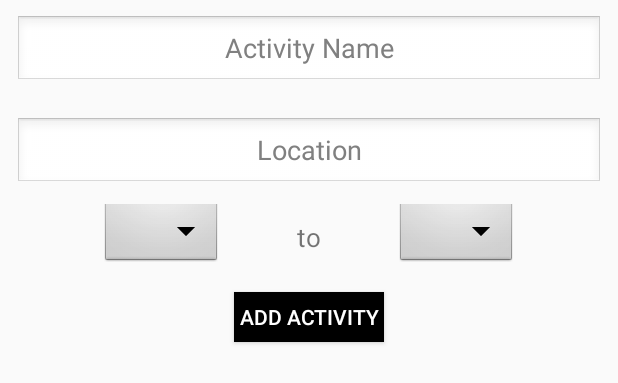
After one commit to hchittanuru3/EasyEat, an Android app: the layout activities_popup.xml on its own in the app's theme, with its tools: preview values and no code run, on a phone screen of 412 x 824 dp. The commit adds this screen. Shown: the top 383 px of the screen. Run offline under Robolectric (Android 15) with nearby library versions, the phone set to English and light mode, and no system bars.

Commit message:
added popup for activities

```diff
--- a/app/src/main/AndroidManifest.xml
+++ b/app/src/main/AndroidManifest.xml
@@ -12,15 +12,16 @@
         <activity android:name=".MainActivity">
             <intent-filter>
                 <action android:name="android.intent.action.MAIN" />
+
                 <category android:name="android.intent.category.LAUNCHER" />
             </intent-filter>
         </activity>
         <activity android:name=".homeScreen" />
         <activity android:name=".loginScreen" />
         <activity android:name=".TimesScreen" />
-        <activity android:name=".preferredTimes"></activity>
-        <activity android:name=".activitiesScreen"></activity>
-        <activity android:name=".sortedScreen"></activity>
+        <activity android:name=".preferredTimes" />
+        <activity android:name=".activitiesScreen" />
+        <activity android:name=".sortedScreen" />
+    </application>
 
-    </application>
 </manifest>
--- a/app/src/main/java/com/example/hemanthc98/hackgt/MainActivity.java
+++ b/app/src/main/java/com/example/hemanthc98/hackgt/MainActivity.java
@@ -33,9 +33,8 @@ import java.security.NoSuchAlgorithmException;
                     String message = "You must agree to terms and conditions before proceeding.";
                     new AlertDialog.Builder(MainActivity.this)
                                    .setMessage(message)
-                                   .setTitle(title);
-
-
+                                   .setTitle(title)
+                                   .setPositiveButton("OK", null);
                 }
                 String str = name.getText().toString();
                 String mail = email.getText().toString();
--- a/app/src/main/java/com/example/hemanthc98/hackgt/activitiesScreen.java
+++ b/app/src/main/java/com/example/hemanthc98/hackgt/activitiesScreen.java
@@ -1,13 +1,49 @@
 package com.example.hemanthc98.hackgt;
 
+import android.app.Activity;
+import android.app.Dialog;
+import android.content.Context;
 import android.support.v7.app.AppCompatActivity;
 import android.os.Bundle;
+import android.view.View;
+import android.widget.Button;
+import android.widget.EditText;
+import android.widget.ListView;
+import android.widget.Spinner;
 
 public class activitiesScreen extends AppCompatActivity {
+    final Context context = this;
+    Button add = (Button) findViewById(R.id.add);
+    EditText date = (EditText) findViewById(R.id.date);
+    ListView list = (ListView) findViewById(R.id.list);
 
     @Override
     protected void onCreate(Bundle savedInstanceState) {
         super.onCreate(savedInstanceState);
         setContentView(R.layout.activity_activities_screen);
+        add.setOnClickListener(new View.OnClickListener() {
+            @Override
+            public void onClick(View view) {
+                String finDate = date.getText().toString();
+                final Dialog dialog = new Dialog(context);
+                dialog.setContentView(R.layout.activities_popup);
+                dialog.setTitle("Add New Activity");
+                final EditText name = (EditText) findViewById(R.id.name);
+                final EditText location = (EditText) findViewById(R.id.location);
+                final Spinner firstChoice = (Spinner) findViewById(R.id.time1);
+                final Spinner secChoice = (Spinner) findViewById(R.id.time2);
+                Button btn = (Button) findViewById(R.id.btn);
+                btn.setOnClickListener(new View.OnClickListener() {
+                    @Override
+                    public void onClick(View view) {
+                        String act = name.getText().toString();
+                        String loc = location.getText().toString();
+                        dialog.dismiss();
+                    }
+                });
+                dialog.show();
+            }
+        });
     }
+
 }
--- /dev/null
+++ b/app/src/main/res/layout/activities_popup.xml
@@ -0,0 +1,82 @@
+<?xml version="1.0" encoding="utf-8"?>
+<LinearLayout xmlns:android="http://schemas.android.com/apk/res/android"
+    android:layout_width="fill_parent"
+    android:layout_height="fill_parent"
+    android:orientation="vertical">
+
+    <EditText
+        android:layout_width="match_parent"
+        android:layout_height="wrap_content"
+        android:layout_marginLeft="10dp"
+        android:layout_marginRight="10dp"
+        android:theme="@android:style/Theme.Light"
+        android:layout_marginBottom="10dp"
+        android:layout_marginTop="10dp"
+        android:hint="Activity Name"
+        android:layout_centerInParent="true"
+        android:gravity="center"
+        android:id="@+id/name"/>
+
+    <EditText
+        android:layout_width="match_parent"
+        android:layout_height="wrap_content"
+        android:layout_marginLeft="10dp"
+        android:layout_marginRight="10dp"
+        android:theme="@android:style/Theme.Light"
+        android:layout_marginBottom="10dp"
+        android:layout_marginTop="10dp"
+        android:hint="Location"
+        android:layout_centerInParent="true"
+        android:gravity="center"
+        android:id="@+id/location"/>
+
+    <LinearLayout
+        android:layout_width="wrap_content"
+        android:layout_height="wrap_content"
+        android:layout_gravity="center"
+        android:orientation="horizontal"
+        >
+
+
+        <Spinner
+            android:layout_width="wrap_content"
+            android:layout_height="wrap_content"
+            android:layout_marginLeft="10dp"
+            android:theme="@android:style/Theme.Light"
+            android:layout_marginRight="50dp"
+            android:layout_marginBottom="10dp"
+            android:layout_gravity="center_vertical"
+            android:id="@+id/time1"
+            />
+
+        <TextView
+            android:layout_width="wrap_content"
+            android:layout_height="wrap_content"
+            android:text="to"
+            android:textSize="17sp"
+            android:layout_marginTop="10dp"
+            />
+
+        <Spinner
+            android:layout_width="wrap_content"
+            android:layout_height="wrap_content"
+            android:layout_marginLeft="50dp"
+            android:layout_marginRight="10dp"
+            android:theme="@android:style/Theme.Light"
+            android:layout_marginBottom="10dp"
+            android:layout_gravity="center_vertical"
+            android:id="@+id/time2"
+            />
+
+    </LinearLayout>
+
+    <Button
+        android:layout_width="100dp"
+        android:layout_height="33dp"
+        android:background="@android:color/black"
+        android:text="Add Activity"
+        android:textColor="@android:color/white"
+        android:layout_gravity="center"
+        android:id="@+id/btn"/>
+
+</LinearLayout>
```
